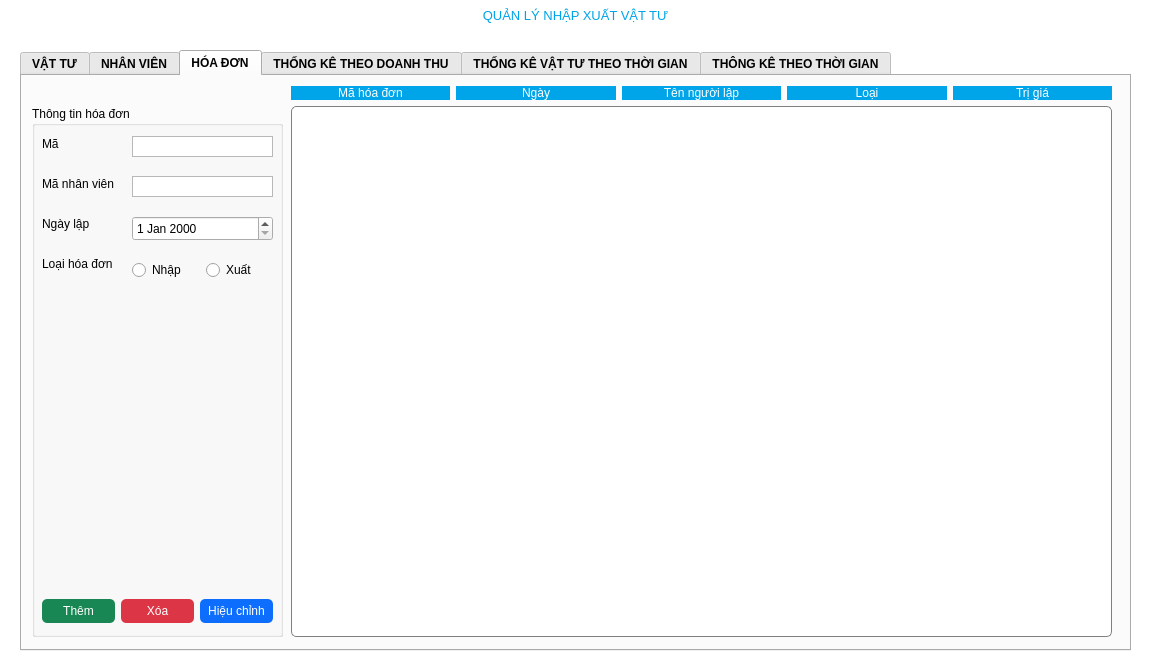
Above: src/view/mainwindow.ui from VinhNguyenD23/facilitiesManagement before the change. Below: the same form after it.
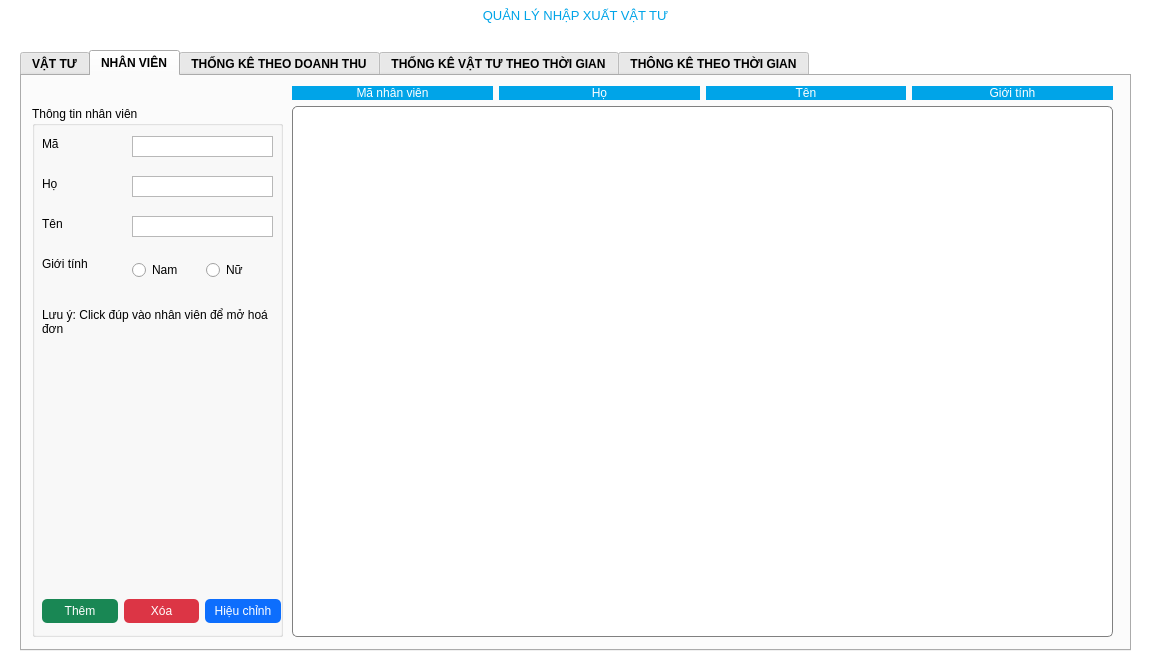
That is the form after the change. The open tabs and pages were chosen to show the change.

What changed in the file:
```diff
--- a/src/view/mainwindow.ui
+++ b/src/view/mainwindow.ui
@@ -555,7 +555,7 @@
           <rect>
            <x>10</x>
            <y>490</y>
-           <width>231</width>
+           <width>239</width>
            <height>31</height>
           </rect>
          </property>
@@ -634,6 +634,22 @@
           </item>
          </layout>
         </widget>
+        <widget class="QLabel" name="label_11">
+         <property name="geometry">
+          <rect>
+           <x>10</x>
+           <y>200</y>
+           <width>231</width>
+           <height>31</height>
+          </rect>
+         </property>
+         <property name="text">
+          <string>Lưu ý: Click đúp vào nhân viên để mở hoá đơn</string>
+         </property>
+         <property name="wordWrap">
+          <bool>true</bool>
+         </property>
+        </widget>
        </widget>
        <widget class="QWidget" name="layoutWidget4">
         <property name="geometry">
@@ -730,300 +746,6 @@
         </layout>
        </widget>
       </widget>
-      <widget class="QWidget" name="Invoice">
-       <attribute name="title">
-        <string>HÓA ĐƠN</string>
-       </attribute>
-       <widget class="QGroupBox" name="groupBox_3">
-        <property name="geometry">
-         <rect>
-          <x>10</x>
-          <y>30</y>
-          <width>251</width>
-          <height>531</height>
-         </rect>
-        </property>
-        <property name="title">
-         <string>Thông tin hóa đơn</string>
-        </property>
-        <widget class="QLabel" name="label_11">
-         <property name="geometry">
-          <rect>
-           <x>10</x>
-           <y>30</y>
-           <width>61</width>
-           <height>16</height>
-          </rect>
-         </property>
-         <property name="text">
-          <string>Mã</string>
-         </property>
-        </widget>
-        <widget class="QTextEdit" name="invoiceId">
-         <property name="geometry">
-          <rect>
-           <x>100</x>
-           <y>30</y>
-           <width>141</width>
-           <height>21</height>
-          </rect>
-         </property>
-         <property name="verticalScrollBarPolicy">
-          <enum>Qt::ScrollBarPolicy::ScrollBarAlwaysOff</enum>
-         </property>
-         <property name="acceptRichText">
-          <bool>true</bool>
-         </property>
-        </widget>
-        <widget class="QTextEdit" name="invoiceStaffId">
-         <property name="geometry">
-          <rect>
-           <x>100</x>
-           <y>70</y>
-           <width>141</width>
-           <height>21</height>
-          </rect>
-         </property>
-         <property name="verticalScrollBarPolicy">
-          <enum>Qt::ScrollBarPolicy::ScrollBarAlwaysOff</enum>
-         </property>
-         <property name="acceptRichText">
-          <bool>true</bool>
-         </property>
-        </widget>
-        <widget class="QLabel" name="label_12">
-         <property name="geometry">
-          <rect>
-           <x>10</x>
-           <y>70</y>
-           <width>81</width>
-           <height>16</height>
-          </rect>
-         </property>
-         <property name="text">
-          <string>Mã nhân viên</string>
-         </property>
-        </widget>
-        <widget class="QLabel" name="label_13">
-         <property name="geometry">
-          <rect>
-           <x>10</x>
-           <y>110</y>
-           <width>49</width>
-           <height>16</height>
-          </rect>
-         </property>
-         <property name="text">
-          <string>Ngày lập</string>
-         </property>
-        </widget>
-        <widget class="QLabel" name="label_14">
-         <property name="geometry">
-          <rect>
-           <x>10</x>
-           <y>150</y>
-           <width>81</width>
-           <height>16</height>
-          </rect>
-         </property>
-         <property name="text">
-          <string>Loại hóa đơn</string>
-         </property>
-        </widget>
-        <widget class="QDateEdit" name="invoiceDate">
-         <property name="geometry">
-          <rect>
-           <x>100</x>
-           <y>110</y>
-           <width>141</width>
-           <height>25</height>
-          </rect>
-         </property>
-        </widget>
-        <widget class="QWidget" name="layoutWidget_8">
-         <property name="geometry">
-          <rect>
-           <x>10</x>
-           <y>490</y>
-           <width>231</width>
-           <height>31</height>
-          </rect>
-         </property>
-         <layout class="QHBoxLayout" name="horizontalLayout_10">
-          <item>
-           <widget class="QPushButton" name="invoiceAddButton">
-            <property name="styleSheet">
-             <string notr="true"/>
-            </property>
-            <property name="text">
-             <string>Thêm</string>
-            </property>
-           </widget>
-          </item>
-          <item>
-           <widget class="QPushButton" name="invoiceDeleteButton">
-            <property name="styleSheet">
-             <string notr="true"/>
-            </property>
-            <property name="text">
-             <string>Xóa</string>
-            </property>
-           </widget>
-          </item>
-          <item>
-           <widget class="QPushButton" name="invoiceEditButton">
-            <property name="styleSheet">
-             <string notr="true"/>
-            </property>
-            <property name="text">
-             <string>Hiệu chỉnh</string>
-            </property>
-           </widget>
-          </item>
-         </layout>
-        </widget>
-        <widget class="QWidget" name="layoutWidget5">
-         <property name="geometry">
-          <rect>
-           <x>100</x>
-           <y>150</y>
-           <width>141</width>
-           <height>28</height>
-          </rect>
-         </property>
-         <layout class="QHBoxLayout" name="horizontalLayout_5">
-          <item>
-           <widget class="QRadioButton" name="invoiceImport">
-            <property name="text">
-             <string>Nhập</string>
-            </property>
-           </widget>
-          </item>
-          <item>
-           <widget class="QRadioButton" name="invoiceExport">
-            <property name="text">
-             <string>Xuất</string>
-            </property>
-           </widget>
-          </item>
-         </layout>
-        </widget>
-       </widget>
-       <widget class="QWidget" name="layoutWidget6">
-        <property name="geometry">
-         <rect>
-          <x>269</x>
-          <y>10</y>
-          <width>821</width>
-          <height>551</height>
-         </rect>
-        </property>
-        <layout class="QVBoxLayout" name="verticalLayout_2">
-         <item>
-          <layout class="QHBoxLayout" name="horizontalLayout_12">
-           <property name="bottomMargin">
-            <number>0</number>
-           </property>
-           <item>
-            <widget class="QLabel" name="tenvattu_2">
-             <property name="styleSheet">
-              <string notr="true">#label {
-                                                                           background-color: #00A4E8;
-                                                                           color: #ffffff;
-                                                                           font: Bold &quot;Inter&quot;;
-                                                                           }</string>
-             </property>
-             <property name="text">
-              <string>Mã hóa đơn</string>
-             </property>
-             <property name="alignment">
-              <set>Qt::AlignmentFlag::AlignCenter</set>
-             </property>
-            </widget>
-           </item>
-           <item>
-            <widget class="QLabel" name="ngay_2">
-             <property name="styleSheet">
-              <string notr="true">#label {
-                                                                           background-color: #00A4E8;
-                                                                           color: #ffffff;
-                                                                           font: Bold &quot;Inter&quot;;
-                                                                           }</string>
-             </property>
-             <property name="text">
-              <string>Ngày</string>
-             </property>
-             <property name="alignment">
-              <set>Qt::AlignmentFlag::AlignCenter</set>
-             </property>
-            </widget>
-           </item>
-           <item>
-            <widget class="QLabel" name="hoten_2">
-             <property name="styleSheet">
-              <string notr="true">#label {
-                                                                           background-color: #00A4E8;
-                                                                           color: #ffffff;
-                                                                           font: Bold &quot;Inter&quot;;
-                                                                           }</string>
-             </property>
-             <property name="text">
-              <string>Tên người lập</string>
-             </property>
-             <property name="alignment">
-              <set>Qt::AlignmentFlag::AlignCenter</set>
-             </property>
-            </widget>
-           </item>
-           <item>
-            <widget class="QLabel" name="loai_2">
-             <property name="styleSheet">
-              <string notr="true">#label {
-                                                                           background-color: #00A4E8;
-                                                                           color: #ffffff;
-                                                                           font: Bold &quot;Inter&quot;;
-                                                                           }</string>
-             </property>
-             <property name="text">
-              <string>Loại</string>
-             </property>
-             <property name="alignment">
-              <set>Qt::AlignmentFlag::AlignCenter</set>
-             </property>
-            </widget>
-           </item>
-           <item>
-            <widget class="QLabel" name="trigia_2">
-             <property name="styleSheet">
-              <string notr="true">#label {
-                                                                           background-color: #00A4E8;
-                                                                           color: #ffffff;
-                                                                           font: Bold &quot;Inter&quot;;
-                                                                           }</string>
-             </property>
-             <property name="text">
-              <string>Trị giá</string>
-             </property>
-             <property name="alignment">
-              <set>Qt::AlignmentFlag::AlignCenter</set>
-             </property>
-            </widget>
-           </item>
-          </layout>
-         </item>
-         <item>
-          <widget class="QTableWidget" name="InvoiceTable">
-           <property name="horizontalScrollBarPolicy">
-            <enum>Qt::ScrollBarPolicy::ScrollBarAlwaysOff</enum>
-           </property>
-           <property name="gridStyle">
-            <enum>Qt::PenStyle::DashLine</enum>
-           </property>
-          </widget>
-         </item>
-        </layout>
-       </widget>
-      </widget>
       <widget class="QWidget" name="StaticsByPrice">
        <attribute name="title">
         <string>THỐNG KÊ THEO DOANH THU</string>
```
Left out of the diff: 34 changed lines with no effect on the pictures.
